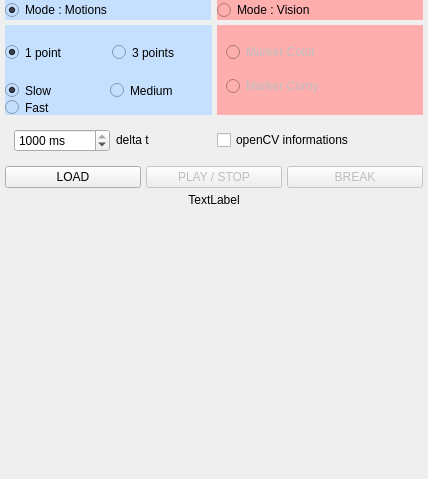
thalfeust/ROVI1E18_FinalProject, file Plugin/SamplePluginPA10/src/SamplePlugin.ui: the form before one commit.
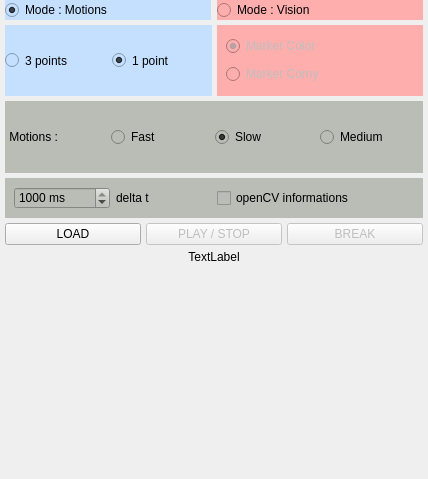
The form after the commit.

Commit message: 1) Add Vision Color part

Patch:
```diff
--- a/Plugin/SamplePluginPA10/src/SamplePlugin.ui
+++ b/Plugin/SamplePluginPA10/src/SamplePlugin.ui
@@ -166,6 +166,16 @@
             <property name="bottomMargin">
              <number>0</number>
             </property>
+            <item>
+             <widget class="QRadioButton" name="rb_3point">
+              <property name="text">
+               <string>3 points</string>
+              </property>
+              <attribute name="buttonGroup">
+               <string notr="true">buttonGroup</string>
+              </attribute>
+             </widget>
+            </item>
             <item>
              <widget class="QRadioButton" name="rb_1point">
               <property name="text">
@@ -179,69 +189,9 @@
               </attribute>
              </widget>
             </item>
-            <item>
-             <widget class="QRadioButton" name="rb_3point">
-              <property name="text">
-               <string>3 points</string>
-              </property>
-              <attribute name="buttonGroup">
-               <string notr="true">buttonGroup</string>
-              </attribute>
-             </widget>
-            </item>
            </layout>
           </widget>
          </item>
-         <item>
-          <layout class="QVBoxLayout" name="verticalLayout_4">
-           <property name="spacing">
-            <number>2</number>
-           </property>
-           <property name="sizeConstraint">
-            <enum>QLayout::SetDefaultConstraint</enum>
-           </property>
-           <property name="leftMargin">
-            <number>0</number>
-           </property>
-           <property name="topMargin">
-            <number>0</number>
-           </property>
-           <property name="rightMargin">
-            <number>0</number>
-           </property>
-           <property name="bottomMargin">
-            <number>0</number>
-           </property>
-           <item>
-            <layout class="QHBoxLayout" name="horizontalLayout_7">
-             <item>
-              <widget class="QRadioButton" name="rb_m1_Slow">
-               <property name="text">
-                <string>Slow</string>
-               </property>
-               <property name="checked">
-                <bool>true</bool>
-               </property>
-              </widget>
-             </item>
-             <item>
-              <widget class="QRadioButton" name="rb_m1_Medium">
-               <property name="text">
-                <string>Medium</string>
-               </property>
-              </widget>
-             </item>
-            </layout>
-           </item>
-           <item>
-            <widget class="QRadioButton" name="rb_m1_Fast">
-             <property name="text">
-              <string>Fast</string>
-             </property>
-            </widget>
-           </item>
-          </layout>
-         </item>
         </layout>
        </widget>
       </item>
@@ -263,6 +213,9 @@
            <property name="text">
             <string>Marker Color</string>
            </property>
+           <property name="checked">
+            <bool>true</bool>
+           </property>
           </widget>
          </item>
          <item>
@@ -280,6 +233,68 @@
       </item>
      </layout>
     </item>
+    <item>
+     <widget class="QWidget" name="widget" native="true">
+      <property name="styleSheet">
+       <string notr="true">background-color: rgb(186, 189, 182);</string>
+      </property>
+      <layout class="QVBoxLayout" name="verticalLayout_4">
+       <property name="spacing">
+        <number>2</number>
+       </property>
+       <property name="sizeConstraint">
+        <enum>QLayout::SetDefaultConstraint</enum>
+       </property>
+       <property name="leftMargin">
+        <number>1</number>
+       </property>
+       <property name="topMargin">
+        <number>1</number>
+       </property>
+       <property name="rightMargin">
+        <number>1</number>
+       </property>
+       <property name="bottomMargin">
+        <number>1</number>
+       </property>
+       <item>
+        <layout class="QHBoxLayout" name="horizontalLayout_7">
+         <item>
+          <widget class="QLabel" name="label_2">
+           <property name="text">
+            <string> Motions :</string>
+           </property>
+          </widget>
+         </item>
+         <item>
+          <widget class="QRadioButton" name="rb_m1_Fast">
+           <property name="text">
+            <string>Fast</string>
+           </property>
+          </widget>
+         </item>
+         <item>
+          <widget class="QRadioButton" name="rb_m1_Slow">
+           <property name="text">
+            <string>Slow</string>
+           </property>
+           <property name="checked">
+            <bool>true</bool>
+           </property>
+          </widget>
+         </item>
+         <item>
+          <widget class="QRadioButton" name="rb_m1_Medium">
+           <property name="text">
+            <string>Medium</string>
+           </property>
+          </widget>
+         </item>
+        </layout>
+       </item>
+      </layout>
+     </widget>
+    </item>
     <item>
      <widget class="QWidget" name="widget" native="true">
       <property name="sizePolicy">
@@ -288,6 +303,9 @@
         <verstretch>0</verstretch>
        </sizepolicy>
       </property>
+      <property name="styleSheet">
+       <string notr="true">background-color: rgb(186, 189, 182);</string>
+      </property>
       <layout class="QHBoxLayout" name="horizontalLayout_3">
        <property name="sizeConstraint">
         <enum>QLayout::SetMinimumSize</enum>
```
The commit also changes 8 other files.
